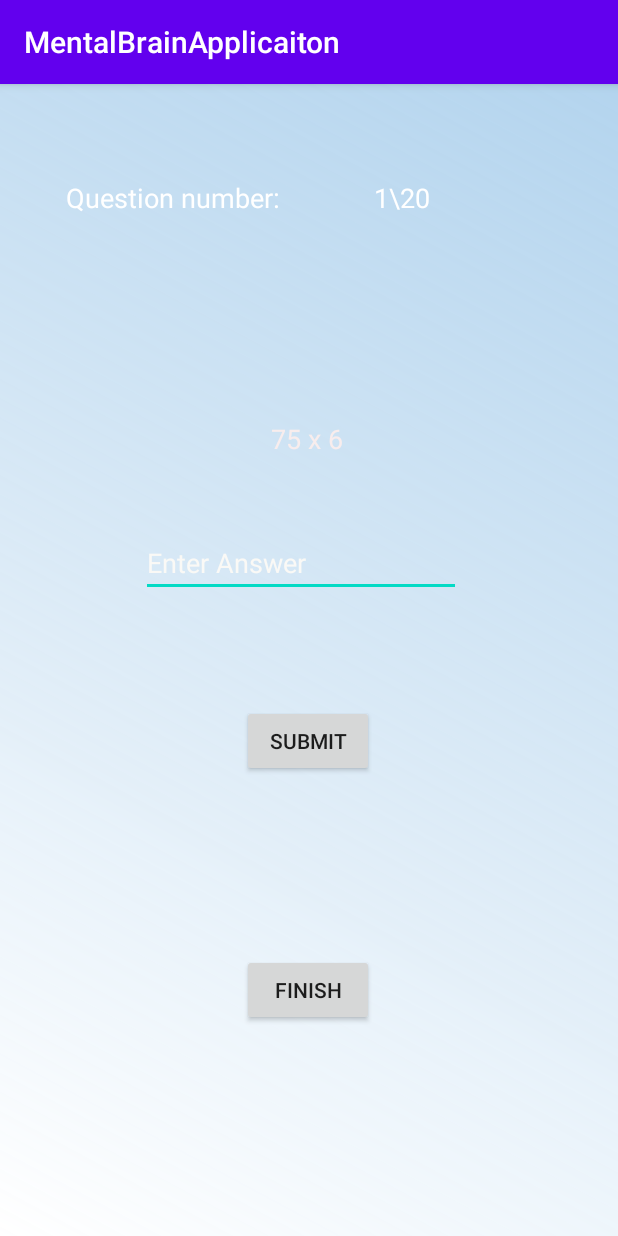
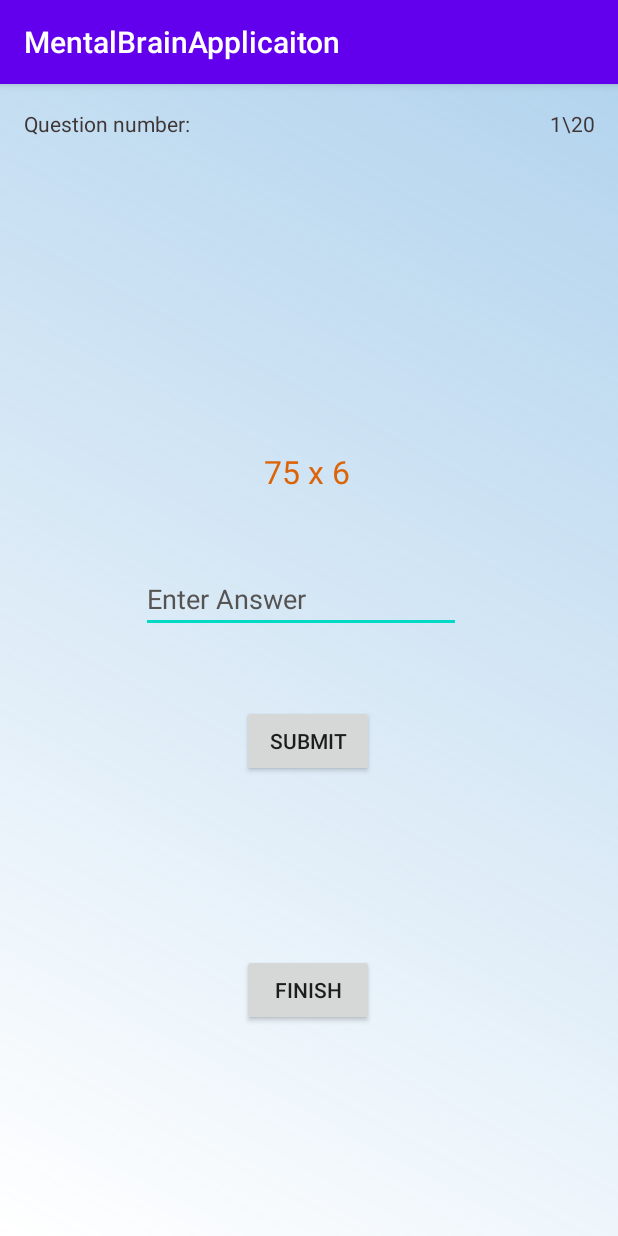
Before and after one commit to 57spvqas/Mobile-App-Group4, an Android app: the HardQuiz screen opened directly, with no data from a screen before it, on a phone screen of 412 x 824 dp. Run offline under Robolectric (Android 15) with nearby library versions, the phone set to English and light mode, and no system bars; Roboto replaces fonts that are not available here.

Commit message:
Update activity_hard_quiz.xml

```diff
--- a/MentalBrainApplication1.9/app/src/main/res/layout/activity_hard_quiz.xml
+++ b/MentalBrainApplication1.9/app/src/main/res/layout/activity_hard_quiz.xml
@@ -9,42 +9,36 @@
 
     <TextView
         android:id="@+id/questionNumber4"
-        android:layout_width="111dp"
-        android:layout_height="34dp"
+        android:layout_width="42dp"
+        android:layout_height="21dp"
         android:layout_marginStart="169dp"
         android:layout_marginLeft="169dp"
-        android:layout_marginTop="63dp"
-        android:layout_marginEnd="32dp"
-        android:layout_marginRight="32dp"
         android:layout_marginBottom="39dp"
-        android:textColor="#FFFFFF"
-        android:textSize="18sp"
-        app:layout_constraintBottom_toTopOf="@+id/score"
+        android:textColor="#3E3636"
+        android:textSize="14sp"
+        app:layout_constraintBottom_toBottomOf="parent"
         app:layout_constraintEnd_toEndOf="parent"
-        app:layout_constraintHorizontal_bias="0.808"
+        app:layout_constraintHorizontal_bias="0.983"
         app:layout_constraintStart_toStartOf="parent"
         app:layout_constraintTop_toTopOf="parent"
-        app:layout_constraintVertical_bias="0.0" />
+        app:layout_constraintVertical_bias="0.024" />
 
     <TextView
         android:id="@+id/textView28"
         android:layout_width="185dp"
         android:layout_height="32dp"
-        android:layout_marginStart="44dp"
-        android:layout_marginLeft="44dp"
-        android:layout_marginTop="63dp"
         android:layout_marginEnd="28dp"
         android:layout_marginRight="28dp"
         android:layout_marginBottom="39dp"
         android:text="@string/TextView_question_number"
-        android:textColor="#FFFFFF"
-        android:textSize="18sp"
-        app:layout_constraintBottom_toTopOf="@+id/score"
-        app:layout_constraintEnd_toStartOf="@+id/questionNumber"
-        app:layout_constraintHorizontal_bias="0.441"
+        android:textColor="#3E3636"
+        android:textSize="14sp"
+        app:layout_constraintBottom_toBottomOf="parent"
+        app:layout_constraintEnd_toEndOf="parent"
+        app:layout_constraintHorizontal_bias="0.08"
         app:layout_constraintStart_toStartOf="parent"
         app:layout_constraintTop_toTopOf="parent"
-        app:layout_constraintVertical_bias="0.0" />
+        app:layout_constraintVertical_bias="0.024" />
 
     <Button
         android:id="@+id/button14"
@@ -62,12 +56,12 @@
         android:id="@+id/answer"
         android:layout_width="wrap_content"
         android:layout_height="0dp"
-        android:layout_marginBottom="72dp"
+        android:layout_marginBottom="48dp"
         android:ems="10"
         android:hint="Enter Answer"
         android:inputType="number"
-        android:textColor="#FFFFFF"
-        android:textColorHint="#FAF9F6"
+        android:textColor="#3E3636"
+        android:textColorHint="#555453"
         app:layout_constraintBottom_toTopOf="@+id/button14"
         app:layout_constraintEnd_toEndOf="parent"
         app:layout_constraintHorizontal_bias="0.474"
@@ -79,13 +73,12 @@
         android:layout_height="0dp"
         android:layout_marginBottom="48dp"
         android:gravity="center"
-        android:textColor="#F8EDED"
-        android:textSize="18sp"
+        android:textColor="#DC6408"
+        android:textSize="21sp"
         app:layout_constraintBottom_toTopOf="@+id/answer"
         app:layout_constraintEnd_toEndOf="parent"
         app:layout_constraintHorizontal_bias="0.495"
-        app:layout_constraintStart_toStartOf="parent"
-        tools:text="Enter Answer" />
+        app:layout_constraintStart_toStartOf="parent" />
 
     <TextView
         android:id="@+id/note"
@@ -93,7 +86,7 @@
         android:layout_height="0dp"
         android:layout_marginBottom="52dp"
         android:gravity="center"
-        android:textColor="#FFFFFF"
+        android:textColor="#3E3636"
         android:textSize="16sp"
         app:layout_constraintBottom_toTopOf="@+id/finish"
         app:layout_constraintEnd_toEndOf="parent"
@@ -104,9 +97,9 @@
         android:id="@+id/score"
         android:layout_width="162dp"
         android:layout_height="0dp"
-        android:layout_marginBottom="24dp"
+        android:layout_marginBottom="60dp"
         android:gravity="center"
-        android:textColor="#DCAE08"
+        android:textColor="#DC6408"
         android:textSize="18sp"
         app:layout_constraintBottom_toTopOf="@+id/question"
         app:layout_constraintEnd_toEndOf="parent"
```
